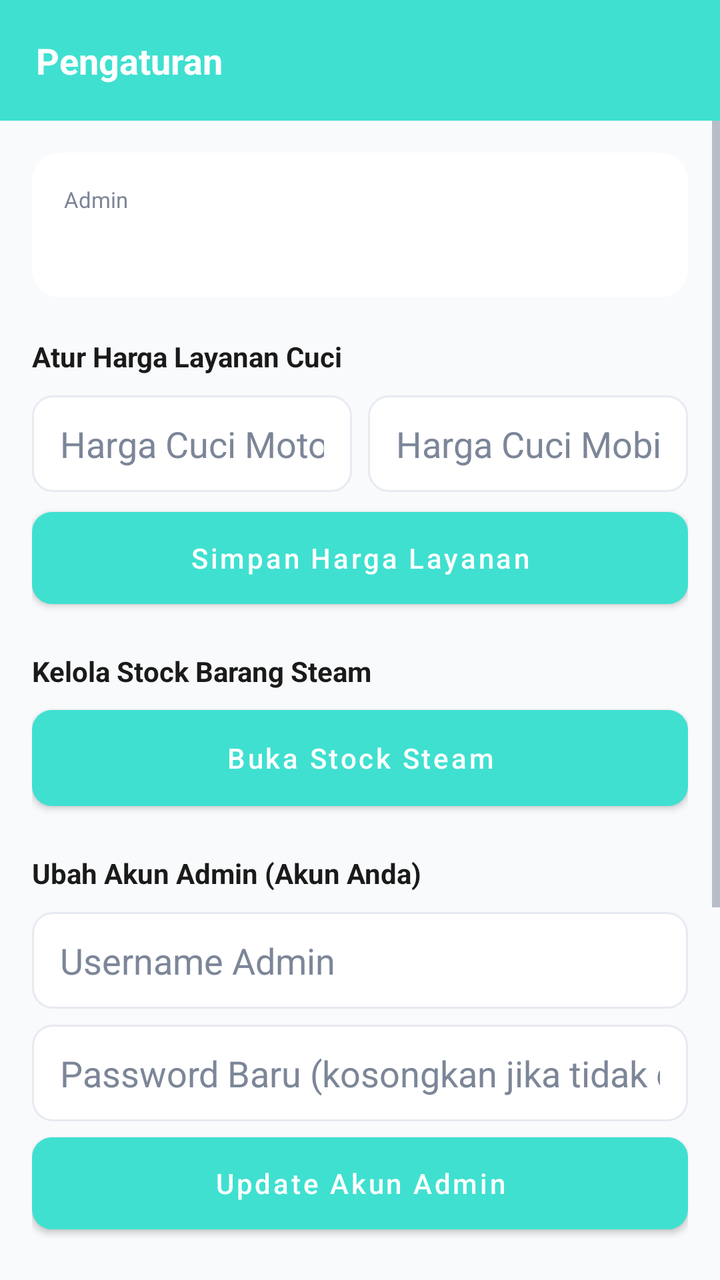
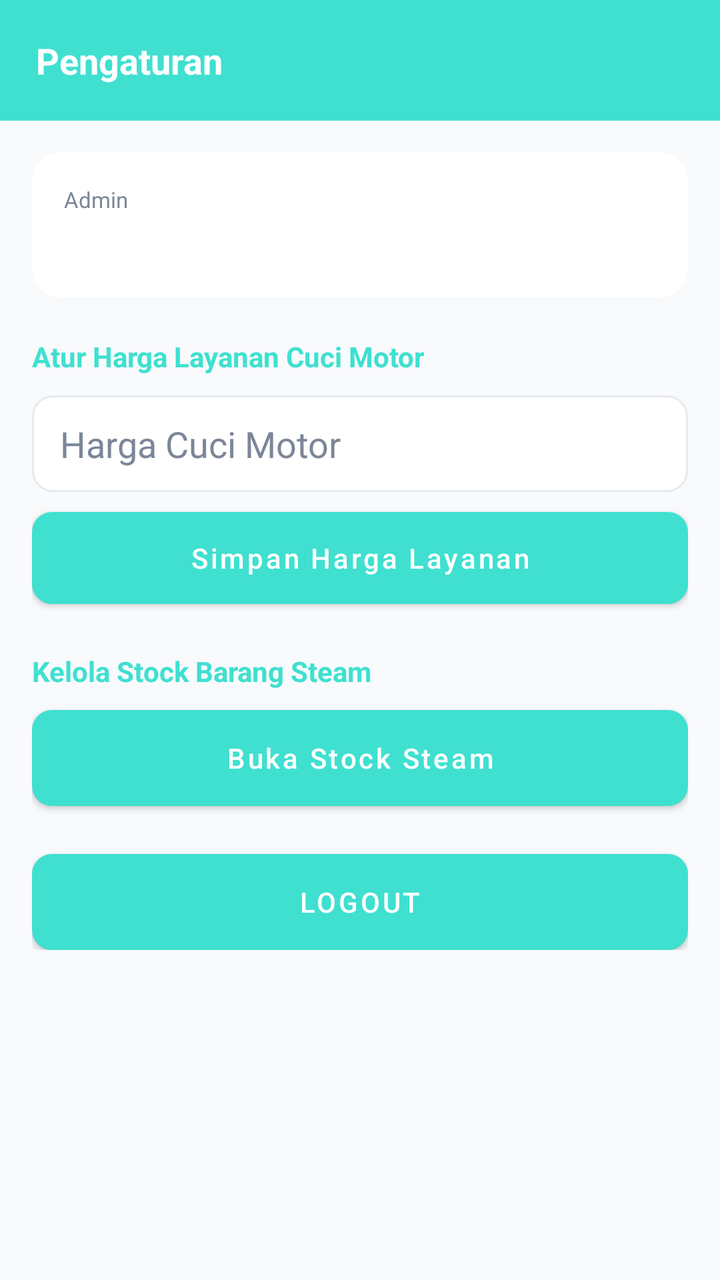

Screens rendered from an Android XML layout before and after an edit, with the pre-edit source and the edit as a unified diff.
<!-- AndroidManifest.xml: application theme Theme.Pitstop -->
<!-- res/layout/fragment_pengaturan_admin.xml -->
<?xml version="1.0" encoding="utf-8"?>
<LinearLayout xmlns:android="http://schemas.android.com/apk/res/android"
    android:layout_width="match_parent"
    android:layout_height="match_parent"
    android:background="@color/background"
    android:orientation="vertical">

    <LinearLayout
        android:layout_width="match_parent"
        android:layout_height="wrap_content"
        android:background="@color/primary"
        android:gravity="center_vertical"
        android:orientation="horizontal"
        android:padding="18dp">

        <TextView
            android:layout_width="0dp"
            android:layout_height="wrap_content"
            android:layout_weight="1"
            android:text="Pengaturan"
            android:textColor="@color/white"
            android:textSize="18sp"
            android:textStyle="bold" />
    </LinearLayout>

    <ScrollView
        android:layout_width="match_parent"
        android:layout_height="match_parent">
        <LinearLayout
            android:layout_width="match_parent"
            android:layout_height="wrap_content"
            android:orientation="vertical"
            android:padding="16dp">

            <LinearLayout
                android:layout_width="match_parent"
                android:layout_height="wrap_content"
                android:layout_marginBottom="20dp"
                android:background="@drawable/bg_stat_card"
                android:orientation="vertical"
                android:padding="16dp">

                <TextView
                    android:layout_width="wrap_content"
                    android:layout_height="wrap_content"
                    android:layout_marginBottom="4dp"
                    android:text="Admin"
                    android:textColor="@color/grey"
                    android:textSize="11sp" />

                <TextView
                    android:id="@+id/tvUsername"
                    android:layout_width="wrap_content"
                    android:layout_height="wrap_content"
                    android:textColor="@color/black"
                    android:textSize="16sp"
                    android:textStyle="bold" />
            </LinearLayout>

            <TextView
                android:layout_width="wrap_content"
                android:layout_height="wrap_content"
                android:layout_marginBottom="10dp"
                android:text="Atur Harga Layanan Cuci"
                android:textColor="@color/black"
                android:textStyle="bold" />

            <LinearLayout
                android:layout_width="match_parent"
                android:layout_height="wrap_content"
                android:orientation="horizontal">

                <EditText
                    android:id="@+id/etHargaMotor"
                    android:layout_width="0dp"
                    android:layout_height="wrap_content"
                    android:layout_marginEnd="8dp"
                    android:layout_weight="1"
                    android:background="@drawable/bg_edittext"
                    android:hint="Harga Cuci Motor"
                    android:inputType="numberDecimal" />

                <EditText
                    android:id="@+id/etHargaMobil"
                    android:layout_width="0dp"
                    android:layout_height="wrap_content"
                    android:layout_weight="1"
                    android:background="@drawable/bg_edittext"
                    android:hint="Harga Cuci Mobil"
                    android:inputType="numberDecimal" />
            </LinearLayout>

            <Button
                android:id="@+id/btnSimpanHarga"
                android:layout_width="match_parent"
                android:layout_height="46dp"
                android:layout_marginTop="10dp"
                android:layout_marginBottom="24dp"
                android:background="@drawable/bg_button_accent"
                android:text="Simpan Harga Layanan"
                android:textAllCaps="false"
                android:textColor="@color/white" />

            <TextView
                android:layout_width="wrap_content"
                android:layout_height="wrap_content"
                android:layout_marginBottom="10dp"
                android:text="Kelola Stock Barang Steam"
                android:textColor="@color/black"
                android:textStyle="bold" />

            <Button
                android:id="@+id/btnStockSteam"
                android:layout_width="match_parent"
                android:layout_height="48dp"
                android:layout_marginBottom="24dp"
                android:background="@drawable/bg_button_primary"
                android:text="Buka Stock Steam"
                android:textAllCaps="false"
                android:textColor="@color/white" />

            
            <TextView
                android:layout_width="wrap_content"
                android:layout_height="wrap_content"
                android:layout_marginBottom="10dp"
                android:text="Ubah Akun Admin (Akun Anda)"
                android:textColor="@color/black"
                android:textStyle="bold" />

            <EditText
                android:id="@+id/etAdminUsername"
                android:layout_width="match_parent"
                android:layout_height="wrap_content"
                android:layout_marginBottom="8dp"
                android:background="@drawable/bg_edittext"
                android:hint="Username Admin" />

            <EditText
                android:id="@+id/etAdminPasswordBaru"
                android:layout_width="match_parent"
                android:layout_height="wrap_content"
                android:layout_marginBottom="8dp"
                android:background="@drawable/bg_edittext"
                android:hint="Password Baru (kosongkan jika tidak diubah)"
                android:inputType="textPassword" />

            <Button
                android:id="@+id/btnUpdateAdmin"
                android:layout_width="match_parent"
                android:layout_height="46dp"
                android:layout_marginBottom="24dp"
                android:background="@drawable/bg_button_accent"
                android:text="Update Akun Admin"
                android:textAllCaps="false"
                android:textColor="@color/white" />

            
            <TextView
                android:layout_width="wrap_content"
                android:layout_height="wrap_content"
                android:layout_marginBottom="10dp"
                android:text="Ubah Akun Kasir"
                android:textColor="@color/black"
                android:textStyle="bold" />

            <EditText
                android:id="@+id/etKasirUsername"
                android:layout_width="match_parent"
                android:layout_height="wrap_content"
                android:layout_marginBottom="8dp"
                android:background="@drawable/bg_edittext"
                android:hint="Username Kasir" />

            <EditText
                android:id="@+id/etKasirPasswordBaru"
                android:layout_width="match_parent"
                android:layout_height="wrap_content"
                android:layout_marginBottom="8dp"
                android:background="@drawable/bg_edittext"
                android:hint="Password Baru (kosongkan jika tidak diubah)"
                android:inputType="textPassword" />

            <Button
                android:id="@+id/btnUpdateKasir"
                android:layout_width="match_parent"
                android:layout_height="46dp"
                android:layout_marginBottom="24dp"
                android:background="@drawable/bg_button_primary"
                android:text="Update Akun Kasir"
                android:textAllCaps="false"
                android:textColor="@color/white" />

            <Button
                android:id="@+id/btnLogout"
                android:layout_width="match_parent"
                android:layout_height="48dp"
                android:background="@drawable/bg_button_primary"
                android:backgroundTint="@color/red"
                android:text="Logout"
                android:textColor="@color/white" />

        </LinearLayout>
    </ScrollView>
</LinearLayout>
<!-- resources referenced by this layout -->
<resources>
  <color name="background">#F8FAFC</color>
  <color name="black">#1A1A1A</color>
  <color name="grey">#7C8698</color>
  <color name="primary">#3fe0d0</color>
  <color name="red">#D64545</color>
  <color name="white">#FFFFFF</color>
  <!-- drawable bg_button_accent (drawable) -->
  <?xml version="1.0" encoding="utf-8"?>
  <shape xmlns:android="http://schemas.android.com/apk/res/android">
      <solid android:color="@color/accent" />
      <corners android:radius="10dp" />
  </shape>
  <!-- drawable bg_button_primary (drawable) -->
  <?xml version="1.0" encoding="utf-8"?>
  <shape xmlns:android="http://schemas.android.com/apk/res/android">
      <solid android:color="@color/primary" />
      <corners android:radius="10dp" />
  </shape>
  <!-- drawable bg_edittext (drawable) -->
  <?xml version="1.0" encoding="utf-8"?>
  <shape xmlns:android="http://schemas.android.com/apk/res/android">
      <solid android:color="@color/white" />
      <corners android:radius="10dp" />
      <stroke android:width="1dp" android:color="@color/light_grey" />
      <padding android:left="14dp" android:top="12dp" android:right="14dp" android:bottom="12dp" />
  </shape>
  <!-- drawable bg_stat_card (drawable) -->
  <?xml version="1.0" encoding="utf-8"?>
  <shape xmlns:android="http://schemas.android.com/apk/res/android">
      <solid android:color="@color/white" />
      <corners android:radius="14dp" />
  </shape>
  <style name="Theme.Pitstop" parent="Theme.MaterialComponents.Light.NoActionBar">
          <item name="colorPrimary">@color/primary</item>
          <item name="colorPrimaryDark">@color/primary_dark</item>
          <item name="colorAccent">@color/accent</item>
          <item name="android:windowBackground">@color/background</item>
          <item name="android:statusBarColor">@color/primary</item>
  
          
          <item name="android:textColorPrimary">@color/black</item>
          <item name="android:textColorSecondary">@color/grey</item>
          <item name="android:textColorHint">@color/grey</item>
  
          
          <item name="alertDialogTheme">@style/ThemeOverlay.Pitsop.Dialog</item>
      </style>
  <color name="accent">#2D6CDF</color>
  <color name="light_grey">#E7EAF0</color>
  <color name="primary_dark">#0D1F3D</color>
  <style name="ThemeOverlay.Pitsop.Dialog" parent="ThemeOverlay.MaterialComponents.Dialog.Alert">
          <item name="android:windowBackground">@color/white</item>
          <item name="android:textColorPrimary">@color/black</item>
          <item name="android:textColorSecondary">@color/grey</item>
      </style>
</resources>

<!-- the commit's change to res/layout/fragment_pengaturan_admin.xml (unified diff, before → after) -->
@@ -6,6 +6,7 @@
     android:orientation="vertical">
 
     <LinearLayout
+        android:id="@+id/toolbarHeader"
         android:layout_width="match_parent"
         android:layout_height="wrap_content"
         android:background="@color/primary"
@@ -61,34 +62,17 @@
                 android:layout_width="wrap_content"
                 android:layout_height="wrap_content"
                 android:layout_marginBottom="10dp"
-                android:text="Atur Harga Layanan Cuci"
-                android:textColor="@color/black"
+                android:text="Atur Harga Layanan Cuci Motor"
+                android:textColor="@color/primary"
                 android:textStyle="bold" />
 
-            <LinearLayout
+            <EditText
+                android:id="@+id/etHargaMotor"
                 android:layout_width="match_parent"
                 android:layout_height="wrap_content"
-                android:orientation="horizontal">
-
-                <EditText
-                    android:id="@+id/etHargaMotor"
-                    android:layout_width="0dp"
-                    android:layout_height="wrap_content"
-                    android:layout_marginEnd="8dp"
-                    android:layout_weight="1"
-                    android:background="@drawable/bg_edittext"
-                    android:hint="Harga Cuci Motor"
-                    android:inputType="numberDecimal" />
-
-                <EditText
-                    android:id="@+id/etHargaMobil"
-                    android:layout_width="0dp"
-                    android:layout_height="wrap_content"
-                    android:layout_weight="1"
-                    android:background="@drawable/bg_edittext"
-                    android:hint="Harga Cuci Mobil"
-                    android:inputType="numberDecimal" />
-            </LinearLayout>
+                android:background="@drawable/bg_edittext"
+                android:hint="Harga Cuci Motor"
+                android:inputType="numberDecimal" />
 
             <Button
                 android:id="@+id/btnSimpanHarga"
@@ -106,7 +90,7 @@
                 android:layout_height="wrap_content"
                 android:layout_marginBottom="10dp"
                 android:text="Kelola Stock Barang Steam"
-                android:textColor="@color/black"
+                android:textColor="@color/primary"
                 android:textStyle="bold" />
 
             <Button
@@ -116,78 +100,6 @@
                 android:layout_marginBottom="24dp"
                 android:background="@drawable/bg_button_primary"
                 android:text="Buka Stock Steam"
-                android:textAllCaps="false"
-                android:textColor="@color/white" />
-
-            
-            <TextView
-                android:layout_width="wrap_content"
-                android:layout_height="wrap_content"
-                android:layout_marginBottom="10dp"
-                android:text="Ubah Akun Admin (Akun Anda)"
-                android:textColor="@color/black"
-                android:textStyle="bold" />
-
-            <EditText
-                android:id="@+id/etAdminUsername"
-                android:layout_width="match_parent"
-                android:layout_height="wrap_content"
-                android:layout_marginBottom="8dp"
-                android:background="@drawable/bg_edittext"
-                android:hint="Username Admin" />
-
-            <EditText
-                android:id="@+id/etAdminPasswordBaru"
-                android:layout_width="match_parent"
-                android:layout_height="wrap_content"
-                android:layout_marginBottom="8dp"
-                android:background="@drawable/bg_edittext"
-                android:hint="Password Baru (kosongkan jika tidak diubah)"
-                android:inputType="textPassword" />
-
-            <Button
-                android:id="@+id/btnUpdateAdmin"
-                android:layout_width="match_parent"
-                android:layout_height="46dp"
-                android:layout_marginBottom="24dp"
-                android:background="@drawable/bg_button_accent"
-                android:text="Update Akun Admin"
-                android:textAllCaps="false"
-                android:textColor="@color/white" />
-
-            
-            <TextView
-                android:layout_width="wrap_content"
-                android:layout_height="wrap_content"
-                android:layout_marginBottom="10dp"
-                android:text="Ubah Akun Kasir"
-                android:textColor="@color/black"
-                android:textStyle="bold" />
-
-            <EditText
-                android:id="@+id/etKasirUsername"
-                android:layout_width="match_parent"
-                android:layout_height="wrap_content"
-                android:layout_marginBottom="8dp"
-                android:background="@drawable/bg_edittext"
-                android:hint="Username Kasir" />
-
-            <EditText
-                android:id="@+id/etKasirPasswordBaru"
-                android:layout_width="match_parent"
-                android:layout_height="wrap_content"
-                android:layout_marginBottom="8dp"
-                android:background="@drawable/bg_edittext"
-                android:hint="Password Baru (kosongkan jika tidak diubah)"
-                android:inputType="textPassword" />
-
-            <Button
-                android:id="@+id/btnUpdateKasir"
-                android:layout_width="match_parent"
-                android:layout_height="46dp"
-                android:layout_marginBottom="24dp"
-                android:background="@drawable/bg_button_primary"
-                android:text="Update Akun Kasir"
                 android:textAllCaps="false"
                 android:textColor="@color/white" />
 
